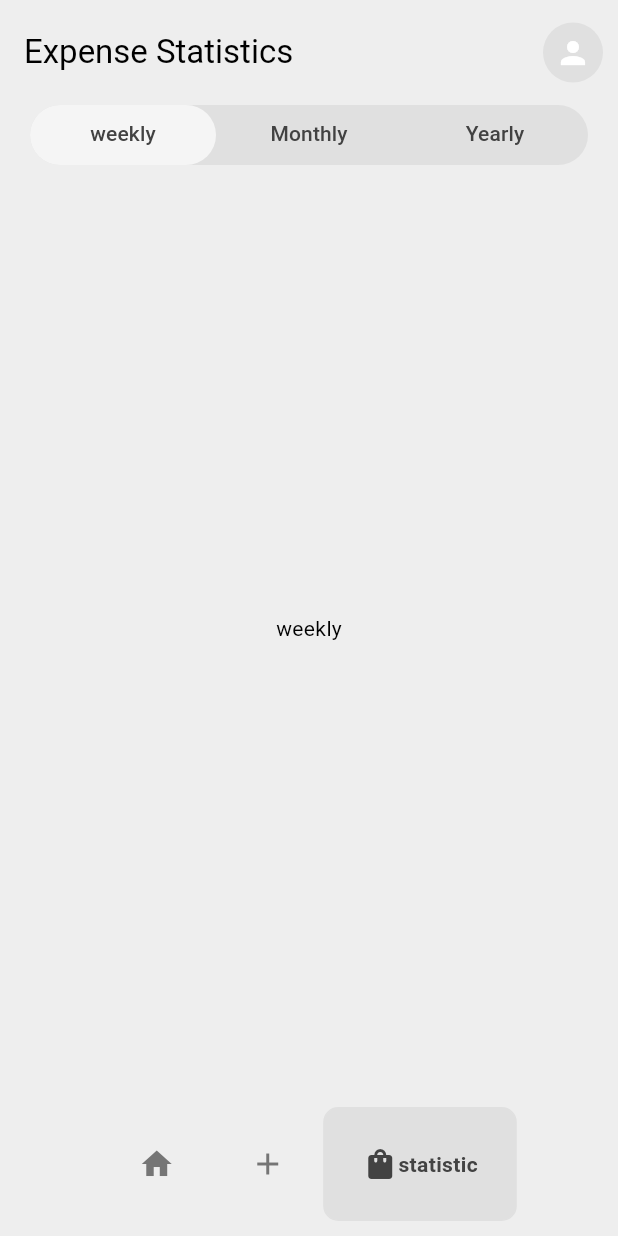
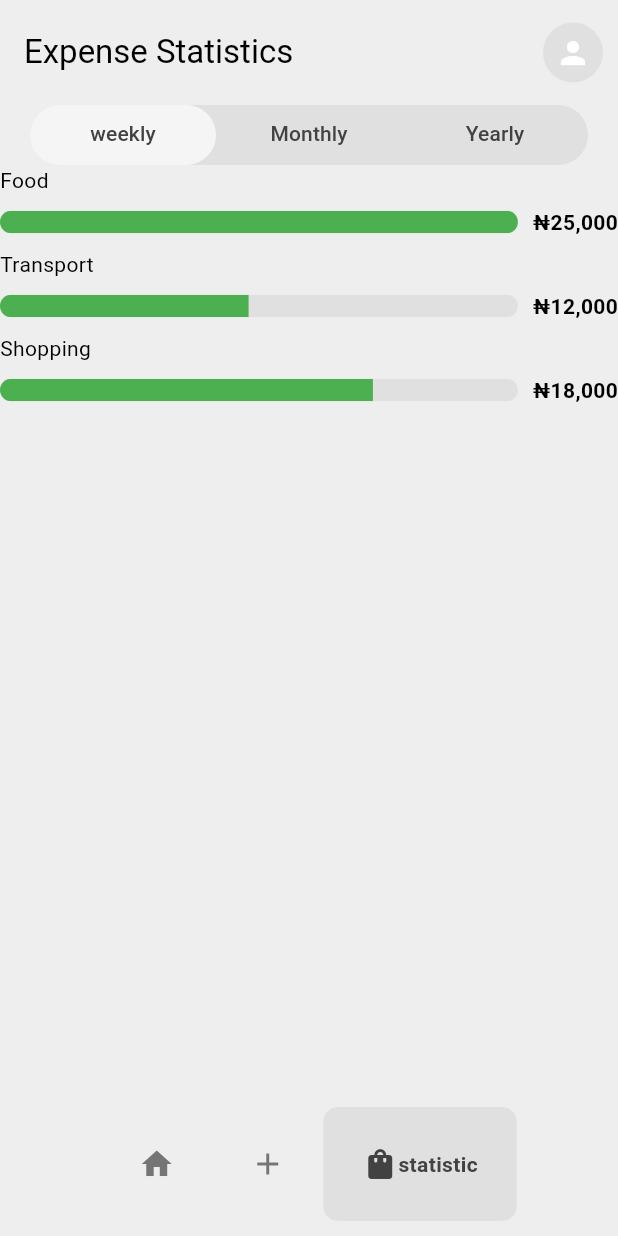
Before and after one commit to nuel232/Expense-tracker, a Flutter app: the screen it shows after launch, item 3 of the bottom bar chosen, on a phone screen of 412 x 824 dp. Run offline on Flutter 3.47's test engine with Material 3 defaults, Android fonts, the phone set to English and light mode, and no system bars; drawn by our look-alikes of google_nav_bar; our stand-ins replace font_awesome_flutter, hive, hive_flutter; accounts and stored records are empty; generated files the repository leaves out were written again.

Commit message:
feat(statistics): add CategorySpendingBar component and integrate into StatisticPage for visualizing category expenses

```diff
--- /dev/null
+++ b/lib/components/catergory_spending_bar.dart
@@ -0,0 +1,46 @@
+import 'package:flutter/material.dart';
+import 'package:intl/intl.dart';
+
+class CategorySpendingBar extends StatelessWidget {
+  final String category;
+  final double amount;
+  final double maxAmount;
+
+  const CategorySpendingBar({
+    super.key,
+    required this.category,
+    required this.amount,
+    required this.maxAmount,
+  });
+
+  @override
+  Widget build(BuildContext context) {
+    final formatter = NumberFormat.decimalPattern();
+
+    return Padding(
+      padding: const EdgeInsets.symmetric(vertical: 8.0),
+      child: Row(
+        children: [
+          // Progress bar
+          Expanded(
+            child: ClipRRect(
+              borderRadius: BorderRadius.circular(10),
+              child: LinearProgressIndicator(
+                value: amount / maxAmount, // percent of bar filled
+                minHeight: 15,
+                backgroundColor: Colors.grey.shade300,
+                valueColor: AlwaysStoppedAnimation<Color>(Colors.green),
+              ),
+            ),
+          ),
+          SizedBox(width: 10),
+          // Amount
+          Text(
+            '₦${formatter.format(amount)}',
+            style: TextStyle(fontWeight: FontWeight.bold),
+          ),
+        ],
+      ),
+    );
+  }
+}
--- a/lib/components/my_nav_bar.dart
+++ b/lib/components/my_nav_bar.dart
@@ -23,7 +23,6 @@ class MyNavBar extends StatelessWidget {
         tabs: [
           GButton(icon: Icons.home, text: 'home'),
           GButton(icon: Icons.add, text: 'Expenses'),
-
           GButton(icon: Icons.shopping_bag, text: 'statistic'),
         ],
       ),
--- a/lib/models/category.dart
+++ b/lib/models/category.dart
@@ -1,5 +1,4 @@
 import 'package:flutter/material.dart';
-import 'package:font_awesome_flutter/font_awesome_flutter.dart';
 import 'package:hive/hive.dart';
 
 part 'category.g.dart';
--- a/lib/models/expense_details.dart
+++ b/lib/models/expense_details.dart
@@ -31,6 +31,17 @@ class ExpenseDetails extends HiveObject {
     'note': note,
   };
 
+  Map<String, double> calculateCategoryTotals(List<ExpenseDetails> expenses) {
+    final Map<String, double> totals = {};
+
+    for (var expense in expenses) {
+      final key = expense.category.label; // e.g. "Food", "Transport"
+      totals[key] = (totals[key] ?? 0) + expense.amount;
+    }
+
+    return totals;
+  }
+
   static ExpenseDetails fromMap(Map m) => ExpenseDetails(
     category: Category.values.firstWhere((e) => e.name == m['category']),
     amount: (m['amount'] as num).toDouble(),
--- a/lib/pages/dashboard_page.dart
+++ b/lib/pages/dashboard_page.dart
@@ -1,10 +1,8 @@
 import 'package:expense_tracker/components/grouped_transactions.dart';
 import 'package:expense_tracker/database/expense_database.dart';
-import 'package:expense_tracker/models/category.dart';
 import 'package:expense_tracker/models/expense_details.dart';
 import 'package:expense_tracker/pages/history_page.dart';
 import 'package:expense_tracker/pages/profile_page.dart';
-import 'package:expense_tracker/util/transaction_tile.dart';
 import 'package:flutter/material.dart';
 import 'package:provider/provider.dart';
 
--- a/lib/pages/expense_page.dart
+++ b/lib/pages/expense_page.dart
@@ -11,7 +11,7 @@ import 'package:flutter/material.dart';
 import 'package:provider/provider.dart';
 
 class ExpensePage extends StatefulWidget {
-  ExpensePage({super.key});
+  const ExpensePage({super.key});
 
   @override
   State<ExpensePage> createState() => _ExpensePageState();
--- a/lib/pages/home_page.dart
+++ b/lib/pages/home_page.dart
@@ -1,7 +1,6 @@
 import 'package:expense_tracker/components/my_nav_bar.dart';
 import 'package:expense_tracker/pages/dashboard_page.dart';
 import 'package:expense_tracker/pages/expense_page.dart';
-import 'package:expense_tracker/pages/profile_page.dart';
 import 'package:expense_tracker/pages/statistic_page.dart';
 import 'package:flutter/material.dart';
 
--- a/lib/pages/statistic_page.dart
+++ b/lib/pages/statistic_page.dart
@@ -1,13 +1,20 @@
+import 'package:expense_tracker/components/catergory_spending_bar.dart';
 import 'package:expense_tracker/components/tab_item.dart';
 import 'package:expense_tracker/pages/profile_page.dart';
 import 'package:flutter/material.dart';
 import 'package:hive/hive.dart';
 
 class StatisticPage extends StatelessWidget {
-  const StatisticPage({super.key});
+  StatisticPage({super.key});
+  final Map<String, double> categoryTotals = {
+    "Food": 25000,
+    "Transport": 12000,
+    "Shopping": 18000,
+  };
 
   @override
   Widget build(BuildContext context) {
+    final maxAmount = categoryTotals.values.reduce((a, b) => a > b ? a : b);
     return DefaultTabController(
       length: 3,
       child: Scaffold(
@@ -63,7 +70,22 @@ class StatisticPage extends StatelessWidget {
         ),
         body: TabBarView(
           children: [
-            Center(child: Text('weekly')),
+            Column(
+              crossAxisAlignment: CrossAxisAlignment.start,
+              children: categoryTotals.entries.map((entry) {
+                return Column(
+                  crossAxisAlignment: CrossAxisAlignment.start,
+                  children: [
+                    Text(entry.key),
+                    CategorySpendingBar(
+                      category: entry.key,
+                      amount: entry.value,
+                      maxAmount: maxAmount,
+                    ),
+                  ],
+                );
+              }).toList(),
+            ),
             Center(child: Text('Monthly')),
             Center(child: Text('Yearly')),
           ],
```
